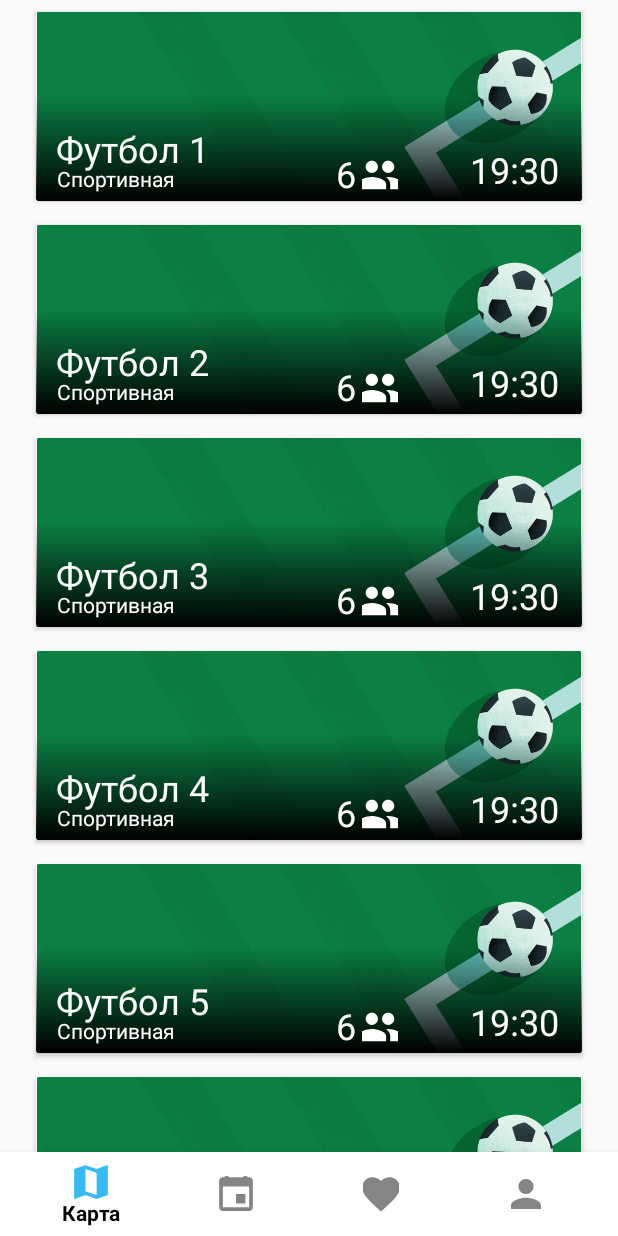
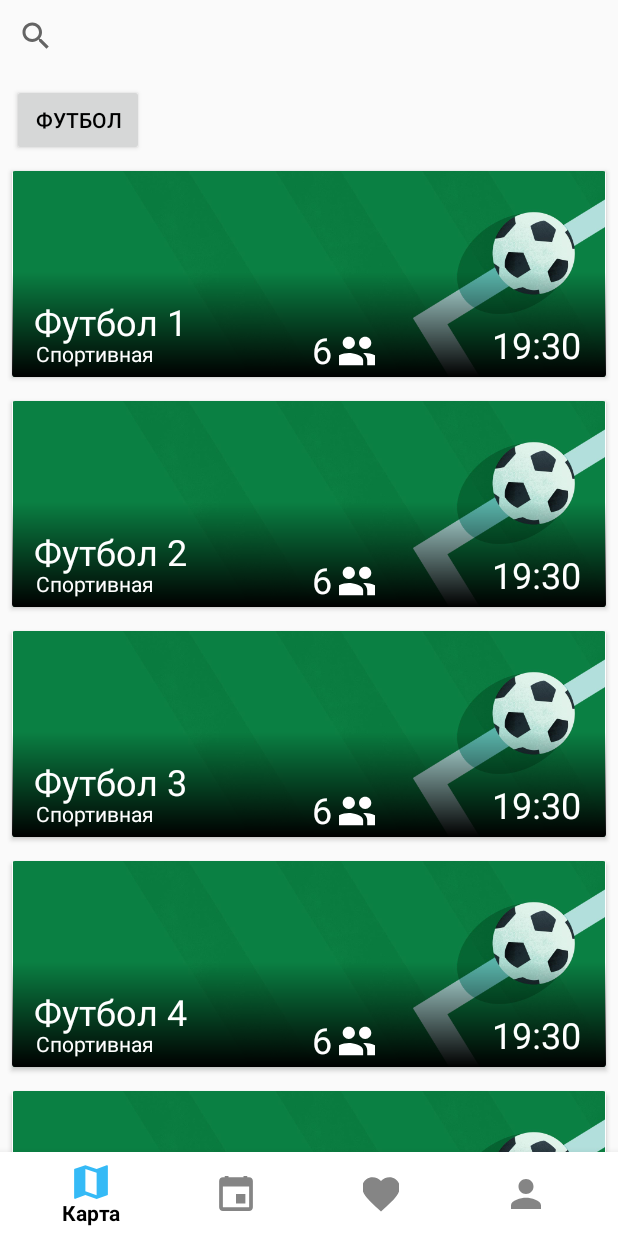
Before and after one commit to ZenkinIlya/EventSearcher, an Android app: the fragment EventFragment placed in its activity, on a phone screen of 412 x 824 dp. Run offline under Robolectric (Android 15) with nearby library versions, the phone set to English and light mode, and no system bars; our stand-ins replace ButterKnife.

Commit message:
подкорректировал EventFragment

```diff
--- a/app/src/main/java/com/startup/eventsearcher/main/ui/events/EventFragment.java
+++ b/app/src/main/java/com/startup/eventsearcher/main/ui/events/EventFragment.java
@@ -17,49 +17,20 @@ import com.startup.eventsearcher.main.ui.events.dummy.DummyContent;
 
 public class EventFragment extends Fragment {
 
-    // TODO: Customize parameter argument names
-    private static final String ARG_COLUMN_COUNT = "column-count";
-    // TODO: Customize parameters
-    private int mColumnCount = 1;
-
     public EventFragment() {
-    }
-
-    // TODO: Customize parameter initialization
-    @SuppressWarnings("unused")
-    public static EventFragment newInstance(int columnCount) {
-        EventFragment fragment = new EventFragment();
-        Bundle args = new Bundle();
-        args.putInt(ARG_COLUMN_COUNT, columnCount);
-        fragment.setArguments(args);
-        return fragment;
     }
 
     @Override
     public void onCreate(Bundle savedInstanceState) {
         super.onCreate(savedInstanceState);
-
-        if (getArguments() != null) {
-            mColumnCount = getArguments().getInt(ARG_COLUMN_COUNT);
-        }
     }
 
     @Override
     public View onCreateView(LayoutInflater inflater, ViewGroup container,
                              Bundle savedInstanceState) {
         View view = inflater.inflate(R.layout.fragment_event_list, container, false);
-
-        // Set the adapter
-        if (view instanceof RecyclerView) {
-            Context context = view.getContext();
-            RecyclerView recyclerView = (RecyclerView) view;
-            if (mColumnCount <= 1) {
-                recyclerView.setLayoutManager(new LinearLayoutManager(context));
-            } else {
-                recyclerView.setLayoutManager(new GridLayoutManager(context, mColumnCount));
-            }
-            recyclerView.setAdapter(new MyEventRecyclerViewAdapter(DummyContent.ITEMS));
-        }
+        RecyclerView recyclerView = view.findViewById(R.id.eventList);
+        recyclerView.setAdapter(new MyEventRecyclerViewAdapter(DummyContent.ITEMS));
         return view;
     }
 }
--- a/app/src/main/res/layout/event_item_list.xml
+++ b/app/src/main/res/layout/event_item_list.xml
@@ -6,7 +6,8 @@
         xmlns:tools="http://schemas.android.com/tools"
         android:layout_width="match_parent"
         android:layout_height="wrap_content"
-        android:layout_margin="8dp">
+        android:layout_margin="8dp"
+        android:elevation="8dp">
 
         <LinearLayout
             android:layout_width="match_parent"
--- a/app/src/main/res/layout/fragment_event_list.xml
+++ b/app/src/main/res/layout/fragment_event_list.xml
@@ -1,14 +1,54 @@
 <?xml version="1.0" encoding="utf-8"?>
-<androidx.recyclerview.widget.RecyclerView
+<androidx.constraintlayout.widget.ConstraintLayout
     xmlns:android="http://schemas.android.com/apk/res/android"
     xmlns:app="http://schemas.android.com/apk/res-auto"
     xmlns:tools="http://schemas.android.com/tools"
-    android:id="@+id/list"
     android:name="com.startup.eventsearcher.main.ui.events.EventFragment"
     android:layout_width="match_parent"
-    android:layout_height="match_parent"
-    android:layout_marginLeft="16dp"
-    android:layout_marginRight="16dp"
-    app:layoutManager="LinearLayoutManager"
-    tools:context=".main.ui.events.EventFragment"
-    tools:listitem="@layout/event_item_list" />
+    android:layout_height="match_parent">
+
+    <androidx.appcompat.widget.SearchView
+        android:id="@+id/eventSearch"
+        android:layout_width="match_parent"
+        android:layout_height="wrap_content"
+        app:layout_constraintEnd_toEndOf="parent"
+        app:layout_constraintStart_toStartOf="parent"
+        app:layout_constraintTop_toTopOf="parent"/>
+
+    <HorizontalScrollView
+        android:id="@+id/eventSearchTags"
+        android:layout_width="match_parent"
+        android:layout_height="50dp"
+        android:layout_margin="8dp"
+        android:scrollbars="none"
+        app:layout_constraintEnd_toEndOf="parent"
+        app:layout_constraintStart_toStartOf="parent"
+        app:layout_constraintTop_toBottomOf="@+id/eventSearch">
+
+        <LinearLayout
+            android:layout_width="wrap_content"
+            android:layout_height="wrap_content"
+            android:orientation="horizontal">
+
+            <Button
+                android:layout_width="wrap_content"
+                android:layout_height="wrap_content"
+                android:text="футбол"/>
+
+        </LinearLayout>
+
+    </HorizontalScrollView>
+
+    <androidx.recyclerview.widget.RecyclerView
+        android:id="@+id/eventList"
+        android:layout_width="match_parent"
+        android:layout_height="0dp"
+        app:layoutManager="LinearLayoutManager"
+        app:layout_constraintBottom_toBottomOf="parent"
+        app:layout_constraintEnd_toEndOf="parent"
+        app:layout_constraintStart_toStartOf="parent"
+        app:layout_constraintTop_toBottomOf="@+id/eventSearchTags"
+        tools:context=".main.ui.events.EventFragment"
+        tools:listitem="@layout/event_item_list" />
+
+</androidx.constraintlayout.widget.ConstraintLayout>
```
Also changed, not shown: app/src/main/res/layout/fragment_event.xml (deleted, +0 -20 lines).
